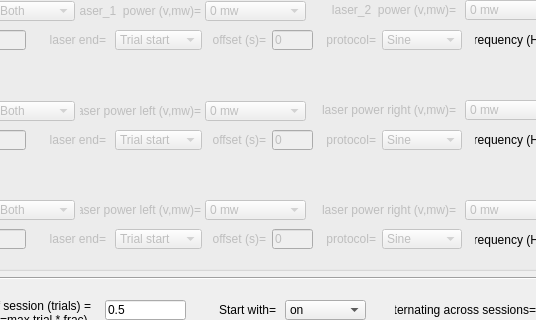
The window that src/foraging_gui/Optogenetics.ui (AllenNeuralDynamics/dynamic-foraging-task) describes before a commit, drawn with Qt 5; both pictures show x 265 to 801 and y 170 to 490 of the 1442 by 785 pixel window.
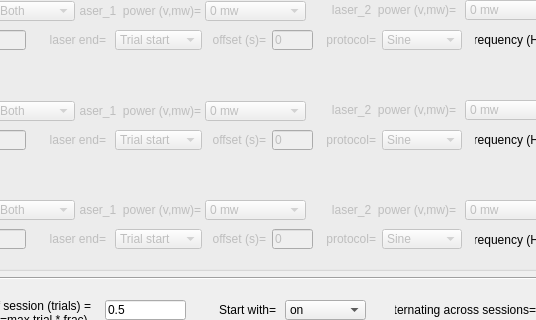
The same window after the commit.

The edit to the form file:
```diff
--- a/src/foraging_gui/Optogenetics.ui
+++ b/src/foraging_gui/Optogenetics.ui
@@ -1931,7 +1931,7 @@
     </rect>
    </property>
    <property name="text">
-    <string>laser power left (v,mw)=</string>
+    <string>laser_1  power (v,mw)=</string>
    </property>
    <property name="textFormat">
     <enum>Qt::AutoText</enum>
@@ -2562,7 +2562,7 @@
     </rect>
    </property>
    <property name="text">
-    <string>laser power left (v,mw)=</string>
+    <string>laser_1  power (v,mw)=</string>
    </property>
    <property name="textFormat">
     <enum>Qt::AutoText</enum>
@@ -3530,7 +3530,7 @@
     </rect>
    </property>
    <property name="text">
-    <string>laser power right (v,mw)=</string>
+    <string>laser_2  power (v,mw)=</string>
    </property>
    <property name="textFormat">
     <enum>Qt::AutoText</enum>
@@ -3552,7 +3552,7 @@
     </rect>
    </property>
    <property name="text">
-    <string>laser power right (v,mw)=</string>
+    <string>laser_2  power (v,mw)=</string>
    </property>
    <property name="textFormat">
     <enum>Qt::AutoText</enum>
```
